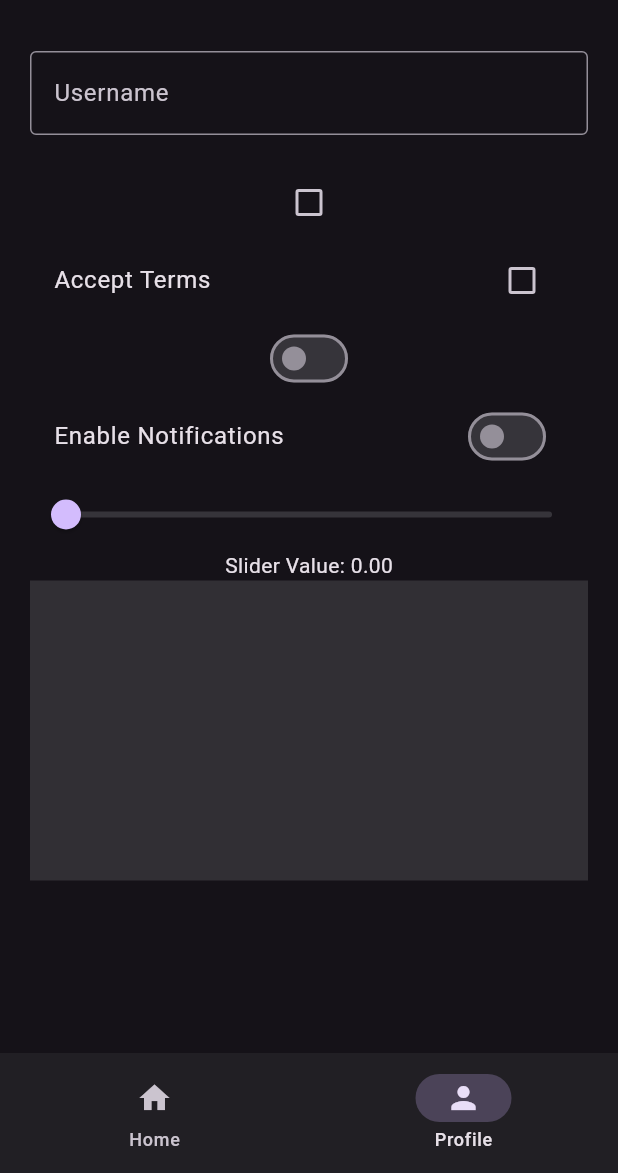
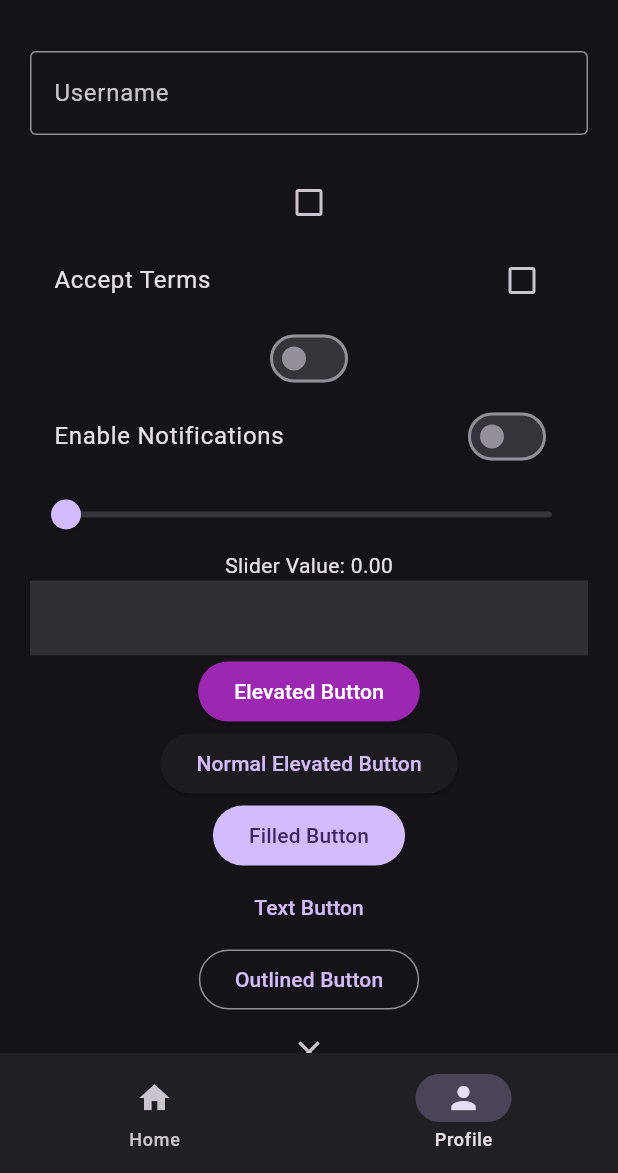
Before and after one commit to DCT-Berinyuy/Learn_Flutter_Dev, a Flutter app: the screen it shows after launch, item 2 of the bottom bar chosen, on a phone screen of 412 x 824 dp, the part 63-1236 px from its top. Run offline on Flutter 3.47's test engine with Material 3 defaults, Android fonts, the phone set to English and light mode, and no system bars.

Commit message:
Types of Buttons

```diff
--- a/lib/views/pages/profile_page.dart
+++ b/lib/views/pages/profile_page.dart
@@ -65,11 +65,14 @@ class _ProfilePageState extends State<ProfilePage> {
                 });
               },
             ),
-            Slider.adaptive(value: sliderValue, onChanged: (double value) {
-              setState(() {
-                sliderValue = value;
-              });
-            }),
+            Slider.adaptive(
+              value: sliderValue,
+              onChanged: (double value) {
+                setState(() {
+                  sliderValue = value;
+                });
+              },
+            ),
             Text('Slider Value: ${sliderValue.toStringAsFixed(2)}'),
             InkWell(
               splashColor: Colors.purpleAccent,
@@ -77,11 +80,32 @@ class _ProfilePageState extends State<ProfilePage> {
                 print('Image Tapped');
               },
               child: Container(
-                height: 200,
+                height: 50,
                 width: double.infinity,
                 color: Colors.white12,
-              )
+              ),
             ),
+            ElevatedButton(
+              onPressed: () {},
+              style: ElevatedButton.styleFrom(
+                backgroundColor: Colors.purple,
+                foregroundColor: Colors.white,
+              ),
+              child: Text('Elevated Button'),),
+            ElevatedButton(
+              onPressed: () {},
+              child: Text('Normal Elevated Button')),
+            FilledButton(
+              onPressed: () {},
+              child: Text('Filled Button')),
+            TextButton(
+              onPressed: () {},
+              child: Text('Text Button')),
+            OutlinedButton(
+              onPressed: () {},
+              child: Text('Outlined Button')),
+              CloseButton(),
+              BackButton(),
           ],
         ),
       ),
```
Also changed, not shown: 1 other file.
